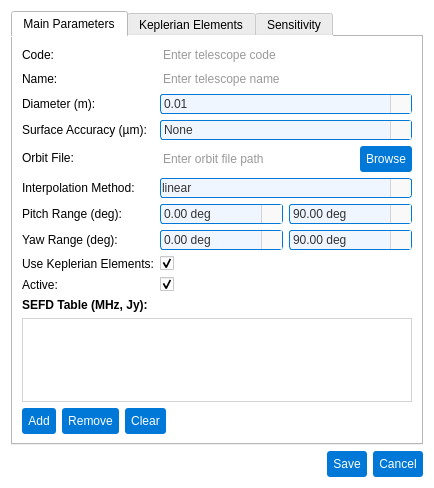
The window that pastrocore/gui_pyside/dialog_editor_space_telescope.ui (Torward1024/pAstroCORE) describes before a commit, drawn with Qt 5.
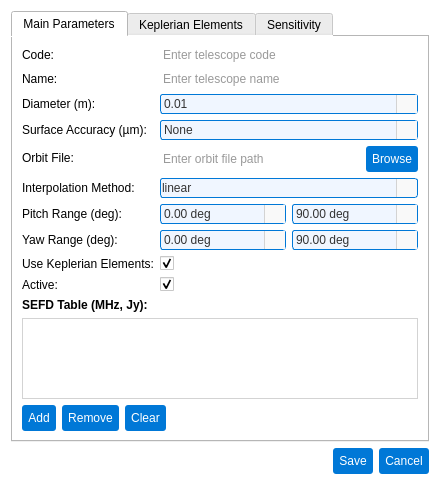
The same window after the commit. Icons and pictures are not drawn.

```diff
--- a/pastrocore/gui_pyside/dialog_editor_space_telescope.ui
+++ b/pastrocore/gui_pyside/dialog_editor_space_telescope.ui
@@ -9,10 +9,28 @@
    <rect>
     <x>0</x>
     <y>0</y>
-    <width>434</width>
-    <height>488</height>
+    <width>440</width>
+    <height>485</height>
    </rect>
   </property>
+  <property name="sizePolicy">
+   <sizepolicy hsizetype="Fixed" vsizetype="Fixed">
+    <horstretch>0</horstretch>
+    <verstretch>0</verstretch>
+   </sizepolicy>
+  </property>
+  <property name="minimumSize">
+   <size>
+    <width>440</width>
+    <height>485</height>
+   </size>
+  </property>
+  <property name="maximumSize">
+   <size>
+    <width>440</width>
+    <height>485</height>
+   </size>
+  </property>
   <property name="windowTitle">
    <string>Edit Space Telescope</string>
   </property>
```
